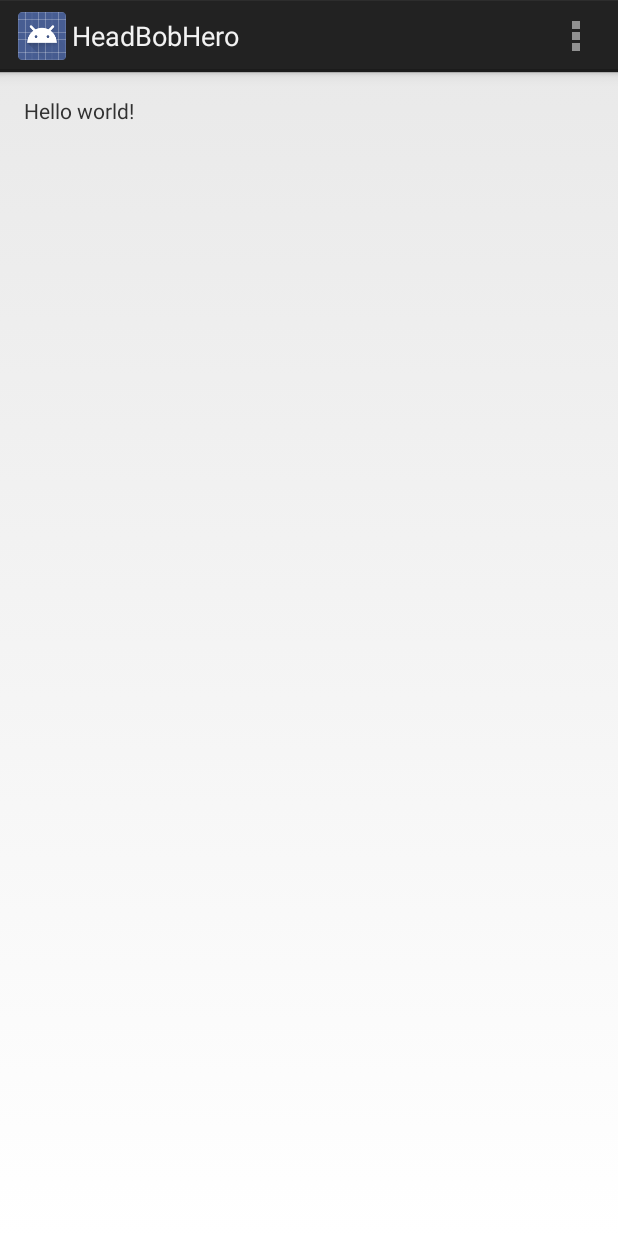
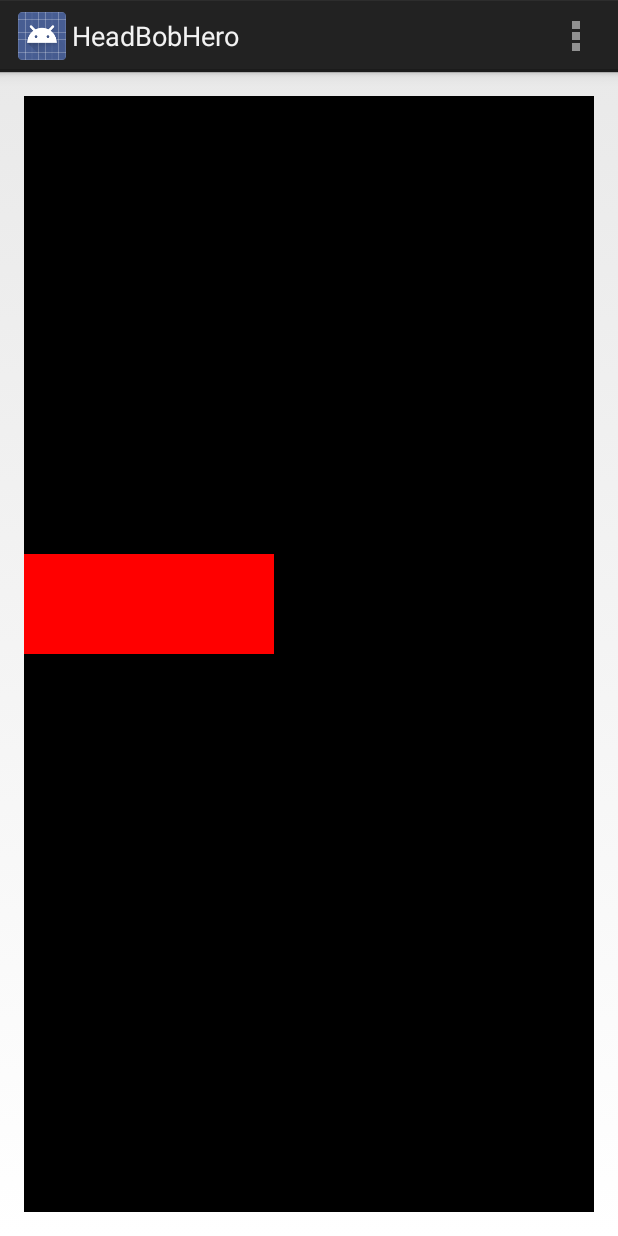
Before and after one commit to ConnorHack/HeadBobHero, an Android app: the screen it shows after launch (MainActivity), on a phone screen of 412 x 824 dp. Run offline under Robolectric (Android 15) with nearby library versions, the phone set to English and light mode, and no system bars.

Commit message:
Added first headbob code

```diff
--- a/app/build.gradle
+++ b/app/build.gradle
@@ -1,13 +1,13 @@
 apply plugin: 'com.android.application'
 
 android {
-    compileSdkVersion 'Vuzix Corporation:Vuzix M100 Add-On:15'
+    compileSdkVersion 15
     buildToolsVersion "23.0.1"
 
     defaultConfig {
         applicationId "com.example.ben.headbobhero"
-        minSdkVersion 'Vuzix Corporation:Vuzix M100 Add-On:15'
-        targetSdkVersion 'Vuzix Corporation:Vuzix M100 Add-On:15'
+        minSdkVersion 15
+        targetSdkVersion 15
         versionCode 1
         versionName "1.0"
     }
--- /dev/null
+++ b/app/src/main/java/com/example/ben/headbobhero/GameBoard.java
@@ -0,0 +1,101 @@
+package com.example.ben.headbobhero;
+
+import java.util.ArrayList;
+import java.util.List;
+import java.util.Random;
+
+import android.content.Context;
+import android.graphics.Canvas;
+import android.graphics.Color;
+import android.graphics.Paint;
+import android.graphics.Point;
+import android.util.AttributeSet;
+import android.view.View;
+public class GameBoard extends View{
+    private Paint p;
+    private List<HeadBob> headBobs = null;
+    private int starAlpha = 80;
+    private int starFade = 2;
+
+    synchronized public void resetStarField() {
+        headBobs = null;
+    }
+
+    public GameBoard(Context context, AttributeSet aSet) {
+        super(context, aSet);
+        //it's best not to create any new objects in the on draw
+        //initialize them as class variables here
+        p = new Paint();
+    }
+
+    private enum HeadBobDirection {
+        DOWN, LEFT, RIGHT
+    }
+
+    private class HeadBob {
+        public HeadBobDirection direction;
+
+        public Point point;
+
+        public HeadBob(HeadBobDirection direction, Point point) {
+            this.direction = direction;
+            this.point = point;
+        }
+    }
+
+    private void initializeHeadBobs(int maxX, int maxY) {
+        headBobs = new ArrayList<HeadBob>();
+        for (int i=0; i<3; i++) {
+            Random r = new Random();
+            int x = i * 100;
+            int y = maxY / 2 - 50;
+            int directionInt = r.nextInt(3);
+            HeadBobDirection direction = null;
+
+            switch (directionInt) {
+                case 0:
+                    direction = HeadBobDirection.DOWN;
+                    break;
+                case 1:
+                    direction = HeadBobDirection.LEFT;
+                    break;
+                case 2:
+                    direction = HeadBobDirection.RIGHT;
+                    break;
+            }
+
+            headBobs.add(new HeadBob(direction, new Point(x, y)));
+        }
+    }
+
+    @Override
+    synchronized public void onDraw(Canvas canvas) {
+        //create a black canvas
+        p.setColor(Color.BLACK);
+        p.setAlpha(255);
+        p.setStrokeWidth(1);
+        canvas.drawRect(0, 0, getWidth(), getHeight(), p);
+        //initialize the starfield if needed
+        if (headBobs ==null) {
+            initializeHeadBobs(canvas.getWidth(), canvas.getHeight());
+        }
+        //draw the stars
+
+        p.setStrokeWidth(100);
+        for (int i=0; i<3; i++) {
+            HeadBob bob = headBobs.get(i);
+            switch (bob.direction) {
+                case DOWN:
+                    p.setColor(Color.BLUE);
+                    break;
+                case LEFT:
+                    p.setColor(Color.RED);
+                    break;
+                case RIGHT:
+                    p.setColor(Color.GREEN);
+                    break;
+            }
+            canvas.drawPoint(headBobs.get(i).point.x, headBobs.get(i).point.y, p);
+        }
+    }
+}
--- a/app/src/main/java/com/example/ben/headbobhero/MainActivity.java
+++ b/app/src/main/java/com/example/ben/headbobhero/MainActivity.java
@@ -2,16 +2,13 @@ package com.example.ben.headbobhero;
 
 import android.app.Activity;
 import android.os.Bundle;
+import android.os.Handler;
 import android.view.Menu;
 import android.view.MenuItem;
+import android.view.View;
+import android.widget.Button;
 
-public class MainActivity extends Activity {
-
-    @Override
-    protected void onCreate(Bundle savedInstanceState) {
-        super.onCreate(savedInstanceState);
-        setContentView(R.layout.activity_main);
-    }
+public class MainActivity extends Activity  implements View.OnClickListener {
 
     @Override
     public boolean onCreateOptionsMenu(Menu menu) {
@@ -34,4 +31,46 @@ public class MainActivity extends Activity {
 
         return super.onOptionsItemSelected(item);
     }
+
+    private Handler frame = new Handler();
+    //Divide the frame by 1000 to calculate how many times per second the screen will update.
+    private static final int FRAME_RATE = 20; //50 frames per second
+    @Override
+    public void onCreate(Bundle savedInstanceState) {
+        super.onCreate(savedInstanceState);
+        setContentView(R.layout.activity_main);
+        Handler h = new Handler();
+        ((Button)findViewById(R.id.the_button)).setOnClickListener(this);
+        //We can't initialize the graphics immediately because the layout manager
+        //needs to run first, thus we call back in a sec.
+        h.postDelayed(new Runnable() {
+            @Override
+            public void run() {
+                initGfx();
+            }
+        }, 1000);
+    }
+
+    synchronized public void initGfx() {
+        ((GameBoard)findViewById(R.id.the_canvas)).resetStarField();
+        ((Button)findViewById(R.id.the_button)).setEnabled(true);
+        //It's a good idea to remove any existing callbacks to keep
+        //them from inadvertently stacking up.
+        frame.removeCallbacks(frameUpdate);
+        frame.postDelayed(frameUpdate, FRAME_RATE);
+    }
+    @Override
+    synchronized public void onClick(View v) {
+        initGfx();
+    }
+    private Runnable frameUpdate = new Runnable() {
+        @Override
+        synchronized public void run() {
+            frame.removeCallbacks(frameUpdate);
+            //make any updates to on screen objects here
+            //then invoke the on draw by invalidating the canvas
+            ((GameBoard)findViewById(R.id.the_canvas)).invalidate();
+            frame.postDelayed(frameUpdate, FRAME_RATE);
+        }
+    };
 }
--- a/app/src/main/res/layout/activity_main.xml
+++ b/app/src/main/res/layout/activity_main.xml
@@ -3,9 +3,26 @@
     android:layout_height="match_parent" android:paddingLeft="@dimen/activity_horizontal_margin"
     android:paddingRight="@dimen/activity_horizontal_margin"
     android:paddingTop="@dimen/activity_vertical_margin"
-    android:paddingBottom="@dimen/activity_vertical_margin" tools:context=".MainActivity">
+    android:paddingBottom="@dimen/activity_vertical_margin" tools:context=".MainActivity"
+    android:id="@+id/main_activity">
 
-    <TextView android:text="@string/hello_world" android:layout_width="wrap_content"
-        android:layout_height="wrap_content" />
+    <Button
+        android:id="@+id/the_button"
+        android:layout_width="wrap_content"
+        android:layout_height="wrap_content"
+        android:layout_gravity="center"
+        android:gravity="center"
+        android:enabled="false"
+        android:text="Reset"
+        android:layout_alignTop="@+id/the_canvas"
+        android:layout_alignLeft="@+id/the_canvas" />
 
+    <com.example.ben.headbobhero.GameBoard
+        android:layout_width="fill_parent"
+        android:layout_height="fill_parent"
+        android:id="@+id/the_canvas"
+        android:layout_marginLeft="0dp"
+        android:layout_marginBottom="0dp"
+        android:layout_alignParentTop="true"
+        android:layout_alignParentRight="true" />
 </RelativeLayout>
```
Also changed, not shown: 3 other files.
